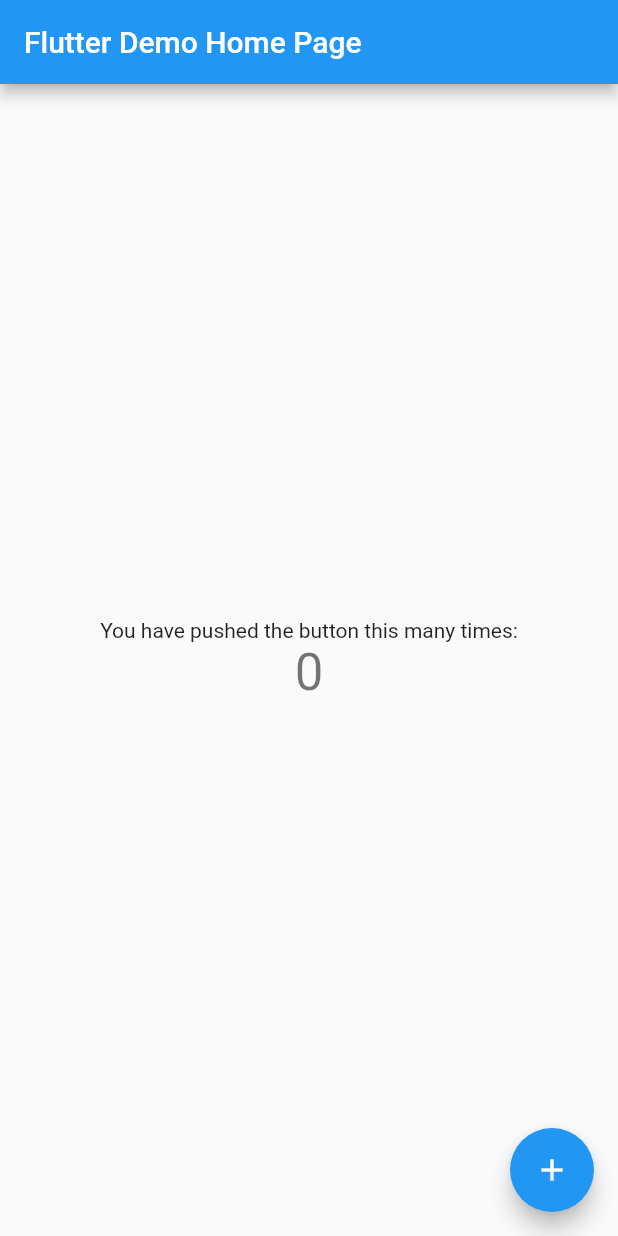
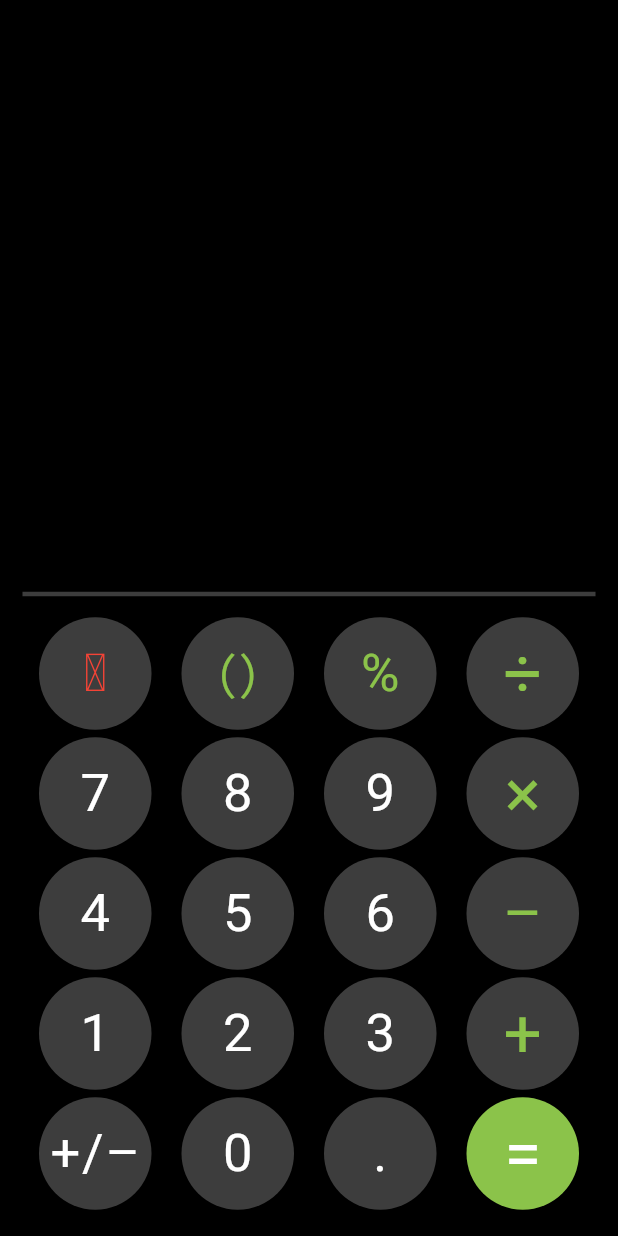
Before and after one commit to divyam29/Calculator, a Flutter app: the screen it shows after launch, on a phone screen of 412 x 824 dp. Run offline on Flutter 3.47's test engine with Material 2 defaults, Android fonts, the phone set to English and light mode, and no system bars.

Commit message:
Basic UI: 1

```diff
--- /dev/null
+++ b/calculator/lib/Screens/main_page.dart
@@ -0,0 +1,226 @@
+import 'package:calculator/widgets/button.dart';
+import 'package:flutter/material.dart';
+
+
+class MainPage extends StatefulWidget {
+  const MainPage({Key? key}) : super(key: key);
+
+  @override
+  _MainPageState createState() => _MainPageState();
+}
+
+class _MainPageState extends State<MainPage> {
+  @override
+  Widget build(BuildContext context) {
+    return Scaffold(
+      backgroundColor: Colors.black,
+      body: Padding(
+        padding: const EdgeInsets.fromLTRB(15, 30, 15, 15),
+        child: Column(
+          mainAxisAlignment: MainAxisAlignment.end,
+          children: [
+            const Divider(
+              color: Colors.white24,
+              thickness: 3,
+            ),
+            const SizedBox(
+                height: 5
+            ),
+            Row(
+              mainAxisAlignment: MainAxisAlignment.center,
+              children: [
+                roundButton(
+                  onTap: () {},
+                  color: Colors.white24,
+                  text: "Ⅽ",
+                  textColor: Colors.red,
+                ),
+                const SizedBox(
+                  width: 20,
+                ),
+                roundButton(
+                  onTap: () {},
+                  color: Colors.white24,
+                  text: "（）",
+                  fontSize: 32,
+                  textColor: Colors.lightGreen,
+                ),
+                const SizedBox(
+                  width: 20,
+                ),
+                roundButton(
+                  onTap: () {},
+                  color: Colors.white24,
+                  text: "%",
+                  textColor: Colors.lightGreen,
+                ),
+                const SizedBox(
+                  width: 20,
+                ),
+                roundButton(
+                  onTap: () {},
+                  color: Colors.white24,
+                  text: "÷",
+                  fontSize: 45,
+                  textColor: Colors.lightGreen,
+                ),
+              ],
+            ),
+            const SizedBox(
+              width: 20,
+            ),
+            Row(
+              mainAxisAlignment: MainAxisAlignment.center,
+              children: [
+                roundButton(
+                  onTap: () {},
+                  color: Colors.white24,
+                  text: "7",
+                ),
+                const SizedBox(
+                  width: 20,
+                ),roundButton(
+                  onTap: () {},
+                  color: Colors.white24,
+                  text: "8",
+                ),
+                const SizedBox(
+                  width: 20,
+                ),
+                roundButton(
+                  onTap: () {},
+                  color: Colors.white24,
+                  text: "9",
+                ),
+                const SizedBox(
+                  width: 20,
+                ),
+                roundButton(
+                  onTap: () {},
+                  color: Colors.white24,
+                  text: "×",
+                  fontSize: 45,
+                  textColor: Colors.lightGreen,
+                ),
+              ],
+            ),
+            const SizedBox(
+              width: 20,
+            ),
+            Row(
+              mainAxisAlignment: MainAxisAlignment.center,
+              children: [
+                roundButton(
+                  onTap: () {},
+                  color: Colors.white24,
+                  text: "4",
+                ),
+                const SizedBox(
+                  width: 20,
+                ),roundButton(
+                  onTap: () {},
+                  color: Colors.white24,
+                  text: "5",
+                ),
+                const SizedBox(
+                  width: 20,
+                ),
+                roundButton(
+                  onTap: () {},
+                  color: Colors.white24,
+                  text: "6",
+                ),
+                const SizedBox(
+                  width: 20,
+                ),
+                roundButton(
+                  onTap: () {},
+                  color: Colors.white24,
+                  text: "–",
+                  fontSize: 40,
+                  textColor: Colors.lightGreen,
+                ),
+              ],
+            ),
+            const SizedBox(
+              width: 20,
+            ),
+            Row(
+              mainAxisAlignment: MainAxisAlignment.center,
+              children: [
+                roundButton(
+                  onTap: () {},
+                  color: Colors.white24,
+                  text: "1",
+                ),
+                const SizedBox(
+                  width: 20,
+                ),roundButton(
+                  onTap: () {},
+                  color: Colors.white24,
+                  text: "2",
+                ),
+                const SizedBox(
+                  width: 20,
+                ),
+                roundButton(
+                  onTap: () {},
+                  color: Colors.white24,
+                  text: "3",
+                ),
+                const SizedBox(
+                  width: 20,
+                ),
+                roundButton(
+                  onTap: () {},
+                  color: Colors.white24,
+                  text: "+",
+                  fontSize: 45,
+                  textColor: Colors.lightGreen,
+                ),
+              ],
+            ),
+            const SizedBox(
+              width: 20,
+            ),
+            Row(
+              mainAxisAlignment: MainAxisAlignment.center,
+              children: [
+                roundButton(
+                  onTap: () {},
+                  color: Colors.white24,
+                  text: "+/–",
+                ),
+                const SizedBox(
+                  width: 20,
+                ),roundButton(
+                  onTap: () {},
+                  color: Colors.white24,
+                  text: "0",
+                ),
+                const SizedBox(
+                  width: 20,
+                ),
+                roundButton(
+                  onTap: () {},
+                  color: Colors.white24,
+                  text: ".",
+                ),
+                const SizedBox(
+                  width: 20,
+                ),
+                roundButton(
+                  onTap: () {},
+                  color: Colors.lightGreen,
+                  text: "=",
+                  fontSize: 45,
+                  textColor: Colors.white,
+                ),
+              ],
+            ),
+          ],
+        ),
+      ),
+    );
+  }
+}
--- a/calculator/lib/main.dart
+++ b/calculator/lib/main.dart
@@ -1,5 +1,5 @@
 import 'package:flutter/material.dart';
-
+import 'package:calculator/Screens/main_page.dart';
 void main() {
   runApp(const MyApp());
 }
@@ -12,104 +12,11 @@
   Widget build(BuildContext context) {
     return MaterialApp(
       title: 'Flutter Demo',
+      debugShowCheckedModeBanner: false,
       theme: ThemeData(
-        // This is the theme of your application.
-        //
-        // Try running your application with "flutter run". You'll see the
-        // application has a blue toolbar. Then, without quitting the app, try
-        // changing the primarySwatch below to Colors.green and then invoke
-        // "hot reload" (press "r" in the console where you ran "flutter run",
-        // or simply save your changes to "hot reload" in a Flutter IDE).
-        // Notice that the counter didn't reset back to zero; the application
-        // is not restarted.
         primarySwatch: Colors.blue,
       ),
-      home: const MyHomePage(title: 'Flutter Demo Home Page'),
+      home: const MainPage(),
     );
   }
 }
-
-class MyHomePage extends StatefulWidget {
-  const MyHomePage({Key? key, required this.title}) : super(key: key);
-
-  // This widget is the home page of your application. It is stateful, meaning
-  // that it has a State object (defined below) that contains fields that affect
-  // how it looks.
-
-  // This class is the configuration for the state. It holds the values (in this
-  // case the title) provided by the parent (in this case the App widget) and
-  // used by the build method of the State. Fields in a Widget subclass are
-  // always marked "final".
-
-  final String title;
-
-  @override
-  State<MyHomePage> createState() => _MyHomePageState();
-}
-
-class _MyHomePageState extends State<MyHomePage> {
-  int _counter = 0;
-
-  void _incrementCounter() {
-    setState(() {
-      // This call to setState tells the Flutter framework that something has
-      // changed in this State, which causes it to rerun the build method below
-      // so that the display can reflect the updated values. If we changed
-      // _counter without calling setState(), then the build method would not be
-      // called again, and so nothing would appear to happen.
-      _counter++;
-    });
-  }
-
-  @override
-  Widget build(BuildContext context) {
-    // This method is rerun every time setState is called, for instance as done
-    // by the _incrementCounter method above.
-    //
-    // The Flutter framework has been optimized to make rerunning build methods
-    // fast, so that you can just rebuild anything that needs updating rather
-    // than having to individually change instances of widgets.
-    return Scaffold(
-      appBar: AppBar(
-        // Here we take the value from the MyHomePage object that was created by
-        // the App.build method, and use it to set our appbar title.
-        title: Text(widget.title),
-      ),
-      body: Center(
-        // Center is a layout widget. It takes a single child and positions it
-        // in the middle of the parent.
-        child: Column(
-          // Column is also a layout widget. It takes a list of children and
-          // arranges them vertically. By default, it sizes itself to fit its
-          // children horizontally, and tries to be as tall as its parent.
-          //
-          // Invoke "debug painting" (press "p" in the console, choose the
-          // "Toggle Debug Paint" action from the Flutter Inspector in Android
-          // Studio, or the "Toggle Debug Paint" command in Visual Studio Code)
-          // to see the wireframe for each widget.
-          //
-          // Column has various properties to control how it sizes itself and
-          // how it positions its children. Here we use mainAxisAlignment to
-          // center the children vertically; the main axis here is the vertical
-          // axis because Columns are vertical (the cross axis would be
-          // horizontal).
-          mainAxisAlignment: MainAxisAlignment.center,
-          children: <Widget>[
-            const Text(
-              'You have pushed the button this many times:',
-            ),
-            Text(
-              '$_counter',
-              style: Theme.of(context).textTheme.headline4,
-            ),
-          ],
-        ),
-      ),
-      floatingActionButton: FloatingActionButton(
-        onPressed: _incrementCounter,
-        tooltip: 'Increment',
-        child: const Icon(Icons.add),
-      ), // This trailing comma makes auto-formatting nicer for build methods.
-    );
-  }
-}
--- /dev/null
+++ b/calculator/lib/widgets/button.dart
@@ -0,0 +1,41 @@
+import 'package:flutter/material.dart';
+
+class roundButton extends StatelessWidget {
+  const roundButton({
+    Key? key,
+    this.color,
+    this.text,
+    this.onTap,
+    this.textColor=Colors.white,
+    this.fontSize=35,
+    this.fontWeight=FontWeight.normal,
+  }) : super(key: key);
+final color;
+final textColor;
+final text;
+final onTap;
+final double fontSize;
+final fontWeight;
+  @override
+  Widget build(BuildContext context) {
+    return GestureDetector(
+      onTap: onTap,
+      child: SizedBox(
+        height: 80,
+        width: 75,
+        child: FloatingActionButton(
+          onPressed: () {  },
+          backgroundColor: color,
+          child: Text(
+            text,
+            style: TextStyle(
+              fontSize: fontSize,
+              color: textColor,
+              fontWeight: fontWeight
+            ),
+          ),
+        ),
+    )
+    );
+  }
+}
```
